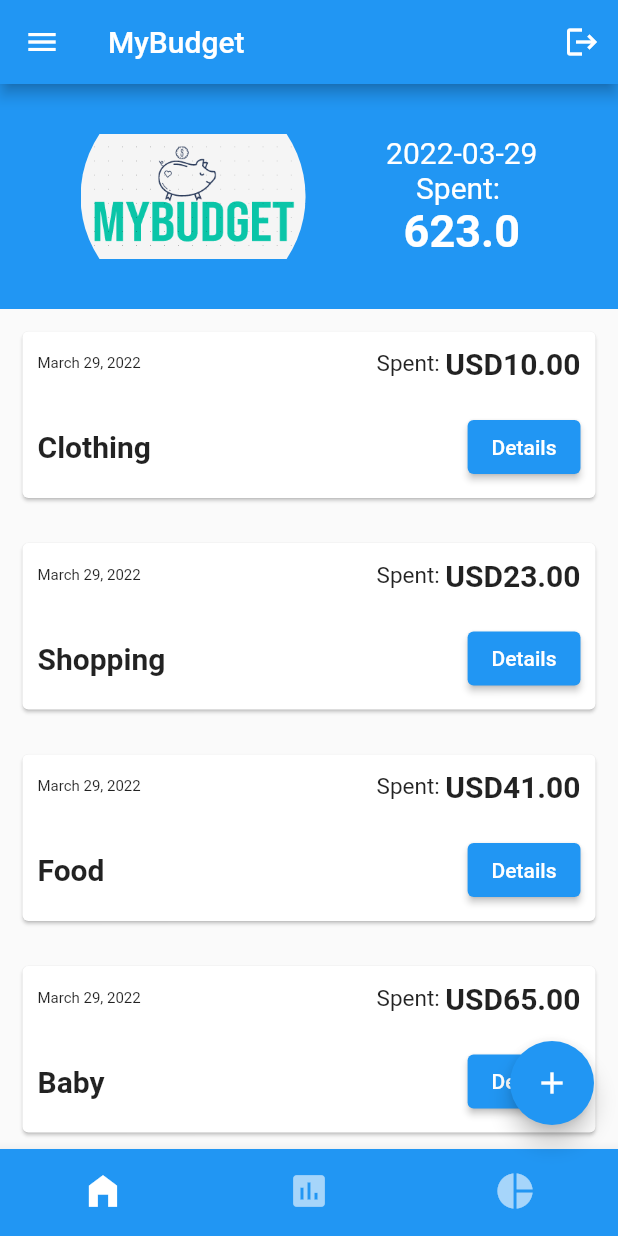
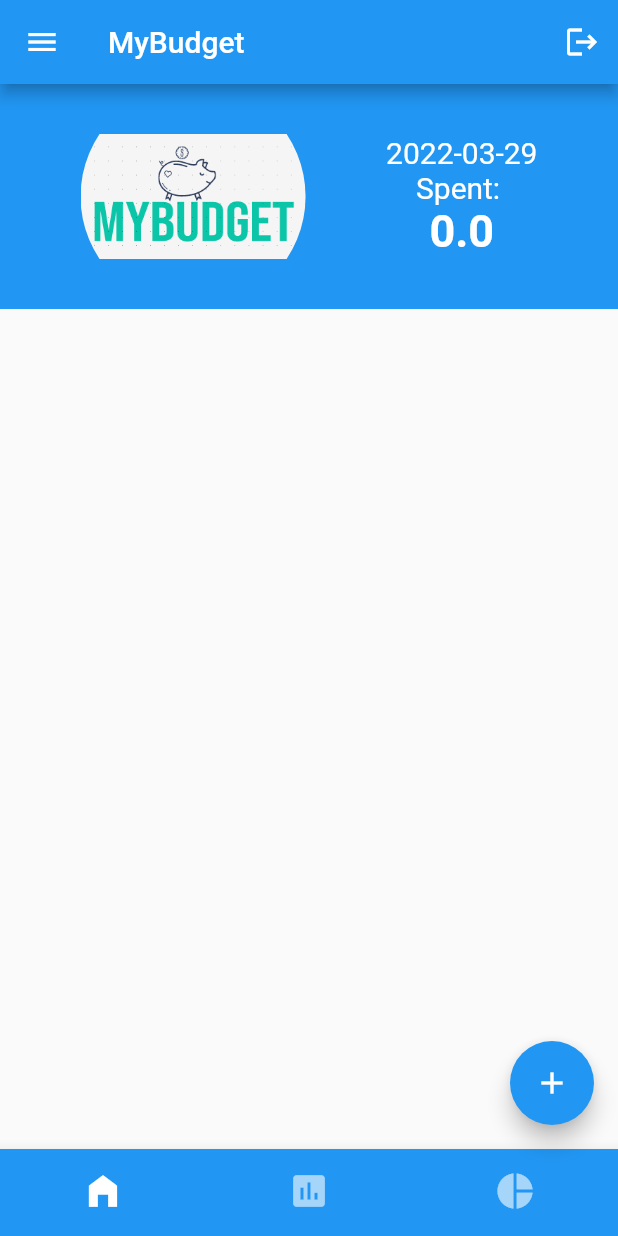
Before and after one commit to taskop123/MyBudget, a Flutter app: the screen it shows once a user with an empty profile is signed in, on a phone screen of 412 x 824 dp. Run offline on Flutter 3.47's test engine with Material 2 defaults, Android fonts, the phone set to English and light mode, and no system bars; our stand-ins replace camera, cloud_firestore, currency_text_input_formatter, datetime_picker_formfield, dio, file_picker and 9 more; missing offline and left inert: flutter_polyline_points, geocode; accounts and stored records are empty; statements that could not run were skipped.

Commit message:
Replaced static with real data.

```diff
--- a/MyBudgetApplication/lib/screen/expenses/list_expenses_screen.dart
+++ b/MyBudgetApplication/lib/screen/expenses/list_expenses_screen.dart
@@ -1,19 +1,13 @@
 import 'package:flutter/material.dart';
-import 'package:my_budget_application/service/expenses_service.dart';
 import 'package:my_budget_application/util/constants.dart';
 
-class ListExpenseScreen extends StatefulWidget {
+import '../../model/expense.dart';
+
+class ListExpenseScreen extends StatelessWidget {
   static const routeName = "/expense/list";
+  final List<Expense> _expenses;
 
-  const ListExpenseScreen({Key? key}) : super(key: key);
-
-  @override
-  State<StatefulWidget> createState() => _ListExpenseScreenState();
-}
-
-class _ListExpenseScreenState extends State<ListExpenseScreen> {
-  // Expense data
-  final List _expenses = ExpenseService().getExpenses;
+  const ListExpenseScreen(this._expenses, {Key? key}) : super(key: key);
 
   @override
   Widget build(BuildContext context) {
@@ -82,4 +76,11 @@ class _ListExpenseScreenState extends State<ListExpenseScreen> {
       },
     );
   }
+
+// @override
+// State<StatefulWidget> createState() => _ListExpenseScreenState();
 }
+//
+// class _ListExpenseScreenState extends State<ListExpenseScreen> {
+//
+// }
--- a/MyBudgetApplication/lib/screen/main_screen.dart
+++ b/MyBudgetApplication/lib/screen/main_screen.dart
@@ -3,12 +3,12 @@ import 'package:flutter/material.dart';
 import 'package:my_budget_application/screen/expenses/expenses_form_screen.dart';
 import 'package:my_budget_application/screen/expenses/list_expenses_screen.dart';
 import 'package:my_budget_application/service/expenses_service.dart';
-import 'package:my_budget_application/service/firebase/expenses_repository.dart';
 import 'package:my_budget_application/widget/menu/bottom_bar.dart';
 import 'package:my_budget_application/widget/menu/side_bar.dart';
 import 'package:provider/provider.dart';
 
 import '../model/expense.dart';
+import '../service/firebase/expenses_repository.dart';
 import '../service/notification_service.dart';
 import '../util/constants.dart';
 import '../widget/action_button.dart';
@@ -26,7 +26,7 @@ class MainScreen extends StatefulWidget {
 }
 
 class _MainScreenState extends State<MainScreen> {
-  List<Expense> fetchedExpenses = [];
+  final List<Expense> _expenses = [];
 
   void fetchExpenses(BuildContext buildContext) async {
     var currentUser = buildContext.watch<User?>();
@@ -38,7 +38,7 @@ class _MainScreenState extends State<MainScreen> {
           var item = resultList.elementAt(i) as Map<Object?, Object?>;
           var expense = Expense.fromJson(item);
           setState(() {
-            fetchedExpenses.add(expense);
+            _expenses.add(expense);
           });
         }
       });
@@ -86,7 +86,7 @@ class _MainScreenState extends State<MainScreen> {
                       style: TextStyle(color: Colors.white, fontSize: 20),
                     ),
                     Text(
-                      ExpenseService().todaySpend().toString(),
+                      ExpenseService(_expenses).todaySpend().toString(),
                       style: const TextStyle(
                           color: Colors.white,
                           fontSize: 30,
@@ -97,8 +97,8 @@ class _MainScreenState extends State<MainScreen> {
               ],
             ),
           ),
-          const Expanded(
-            child: ListExpenseScreen(),
+          Expanded(
+            child: ListExpenseScreen(_expenses),
           )
         ],
       ),
--- a/MyBudgetApplication/lib/service/expenses_service.dart
+++ b/MyBudgetApplication/lib/service/expenses_service.dart
@@ -1,49 +1,47 @@
-import 'package:my_budget_application/util/constants.dart';
-
 import '../model/expense.dart';
 
 class ExpenseService {
-  final List<Expense> _expenses = [
-    Expense(Constants.getRandomString(10), null, "USD10.00", 52.33, 45.55,
-        "Skopje", "Clothing", DateTime.now(), "Nothing"),
-    Expense(Constants.getRandomString(10), null, "USD23.00", 52.33, 45.55,
-        "Skopje", "Shopping", DateTime.now(), "Nothing"),
-    Expense(Constants.getRandomString(10), null, "USD41.00", 52.33, 45.55,
-        "Skopje", "Food", DateTime.now(), "Nothing"),
-    Expense(Constants.getRandomString(10), null, "USD65.00", 52.33, 45.55,
-        "Skopje", "Baby", DateTime.now(), "Nothing"),
-    Expense(Constants.getRandomString(10), null, "USD1.00", 52.33, 45.55,
-        "Skopje", "Cigarette", DateTime.now(), "Nothing"),
-    Expense(Constants.getRandomString(10), null, "USD5.00", 52.33, 45.55,
-        "Skopje", "Shopping", DateTime.now(), "Nothing"),
-    Expense(Constants.getRandomString(10), null, "USD12.00", 52.33, 45.55,
-        "Skopje", "Pet", DateTime.now(), "Nothing"),
-    Expense(Constants.getRandomString(10), null, "USD6.00", 52.33, 45.55,
-        "Skopje", "Food", DateTime.now(), "Nothing"),
-    Expense(Constants.getRandomString(10), null, "USD345.00", 52.33, 45.55,
-        "Skopje", "Clothing", DateTime.now(), "Nothing"),
-    Expense(Constants.getRandomString(10), null, "USD9.00", 52.33, 45.55,
-        "Skopje", "Baby", DateTime.now(), "Nothing"),
-    Expense(Constants.getRandomString(10), null, "USD88.00", 52.33, 45.55,
-        "Skopje", "Pet", DateTime.now(), "Nothing"),
-    Expense(Constants.getRandomString(10), null, "USD8.00", 52.33, 45.55,
-        "Skopje", "Cigarette", DateTime.now(), "Nothing"),
-    Expense(Constants.getRandomString(10), null, "USD10.00", 52.33, 45.55,
-        "Skopje", "Food", DateTime.now(), "Nothing"),
-  ];
+  // final List<Expense> _expenses = [
+  //   Expense(Constants.getRandomString(10), null, "USD10.00", 52.33, 45.55,
+  //       "Skopje", "Clothing", DateTime.now(), "Nothing"),
+  //   Expense(Constants.getRandomString(10), null, "USD23.00", 52.33, 45.55,
+  //       "Skopje", "Shopping", DateTime.now(), "Nothing"),
+  //   Expense(Constants.getRandomString(10), null, "USD41.00", 52.33, 45.55,
+  //       "Skopje", "Food", DateTime.now(), "Nothing"),
+  //   Expense(Constants.getRandomString(10), null, "USD65.00", 52.33, 45.55,
+  //       "Skopje", "Baby", DateTime.now(), "Nothing"),
+  //   Expense(Constants.getRandomString(10), null, "USD1.00", 52.33, 45.55,
+  //       "Skopje", "Cigarette", DateTime.now(), "Nothing"),
+  //   Expense(Constants.getRandomString(10), null, "USD5.00", 52.33, 45.55,
+  //       "Skopje", "Shopping", DateTime.now(), "Nothing"),
+  //   Expense(Constants.getRandomString(10), null, "USD12.00", 52.33, 45.55,
+  //       "Skopje", "Pet", DateTime.now(), "Nothing"),
+  //   Expense(Constants.getRandomString(10), null, "USD6.00", 52.33, 45.55,
+  //       "Skopje", "Food", DateTime.now(), "Nothing"),
+  //   Expense(Constants.getRandomString(10), null, "USD345.00", 52.33, 45.55,
+  //       "Skopje", "Clothing", DateTime.now(), "Nothing"),
+  //   Expense(Constants.getRandomString(10), null, "USD9.00", 52.33, 45.55,
+  //       "Skopje", "Baby", DateTime.now(), "Nothing"),
+  //   Expense(Constants.getRandomString(10), null, "USD88.00", 52.33, 45.55,
+  //       "Skopje", "Pet", DateTime.now(), "Nothing"),
+  //   Expense(Constants.getRandomString(10), null, "USD8.00", 52.33, 45.55,
+  //       "Skopje", "Cigarette", DateTime.now(), "Nothing"),
+  //   Expense(Constants.getRandomString(10), null, "USD10.00", 52.33, 45.55,
+  //       "Skopje", "Food", DateTime.now(), "Nothing"),
+  // ];
 
-  List<Expense> get getExpenses {
-    return _expenses;
-  }
+  final List<Expense> _expenses;
+
+  ExpenseService(this._expenses);
 
   double todaySpend() {
     double total = 0.0;
 
-    _expenses.forEach((element) {
+    for (var element in _expenses) {
       String temp = element.price as String;
       var amount = double.parse(temp.replaceAll(RegExp('[^0-9.]+'), ''));
       total += amount;
-    });
+    }
 
     return total;
   }
```
